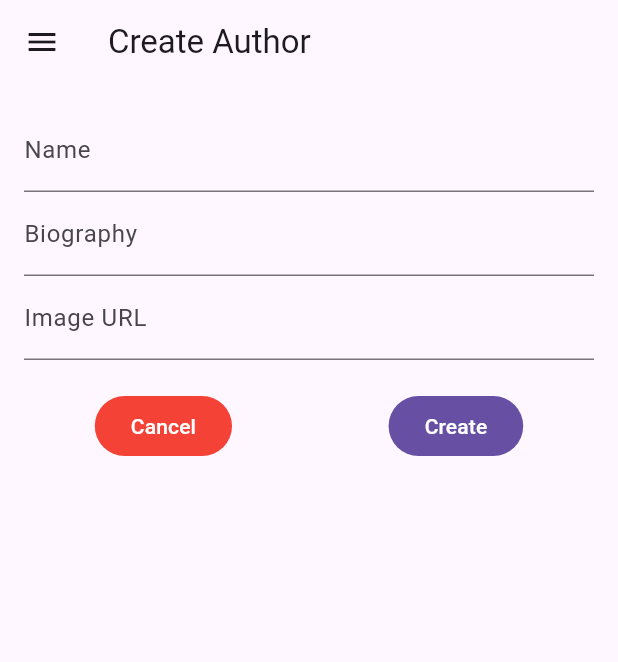
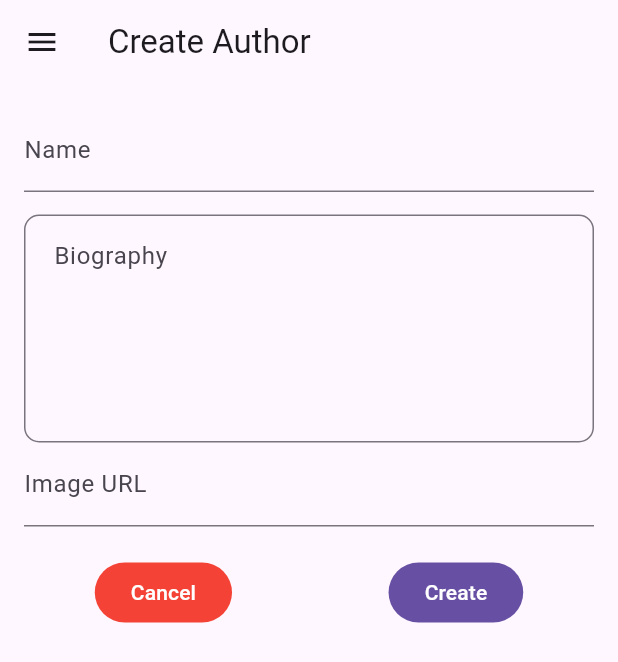
Before and after one commit to Marianx97/movile-apps-development, a Flutter app: the CreateAuthorScreen screen opened by its route, on a phone screen of 412 x 824 dp. Shown: the top 662 px of the screen. Run offline on Flutter 3.47's test engine with Material 3 defaults, Android fonts, the phone set to English and light mode, and no system bars; our stand-ins replace floor, go_router, sqflite; accounts and stored records are empty; generated files the repository leaves out were written again.

Commit message:
[parcial_1] - Refactored multiline texts in forms

```diff
--- a/parcial_1/lib/presentation/screens/authors/author_form.dart
+++ b/parcial_1/lib/presentation/screens/authors/author_form.dart
@@ -69,9 +69,18 @@ class _AuthorFormState extends State<AuthorForm> {
                 return null;
               },
             ),
+            const SizedBox(height: 15),
             TextFormField(
               controller: _biographyController,
-              decoration: const InputDecoration(labelText: 'Biography'),
+              maxLines: 5,
+              decoration: InputDecoration(
+                border: OutlineInputBorder(
+                  borderRadius: BorderRadius.circular(10),
+                ),
+                labelText: 'Biography',
+                alignLabelWithHint: true,
+                contentPadding: const EdgeInsets.all(16.0), // Adds padding inside the text area
+              ),
               validator: (value) {
                 if (value == null || value.isEmpty) {
                   return 'Please enter the author\'s biography';
```
Also changed, not shown: parcial_1/lib/presentation/screens/books/book_form.dart (+10 -1 lines).
